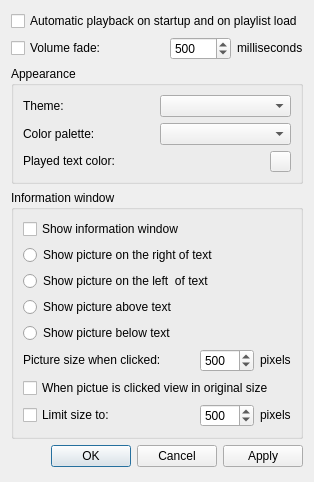
MarioUnoDueTreQuattro/AudioPlayer, file settings.ui: the form before one commit.
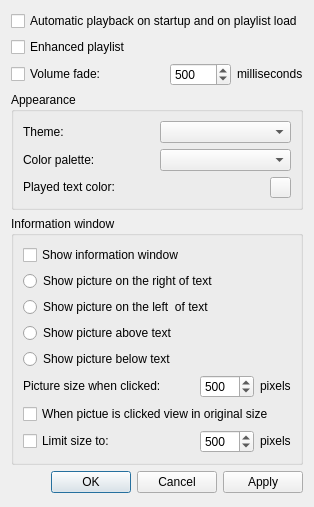
The form after the commit.

The edit to the form file:
```diff
--- a/settings.ui
+++ b/settings.ui
@@ -7,7 +7,7 @@
     <x>0</x>
     <y>0</y>
     <width>284</width>
-    <height>482</height>
+    <height>507</height>
    </rect>
   </property>
   <property name="sizePolicy">
@@ -27,6 +27,13 @@
      </property>
     </widget>
    </item>
+   <item>
+    <widget class="QCheckBox" name="checkBoxEnhancedPlaylist">
+     <property name="text">
+      <string>Enhanced playlist</string>
+     </property>
+    </widget>
+   </item>
    <item>
     <layout class="QHBoxLayout" name="horizontalLayout_6">
      <item>
```
